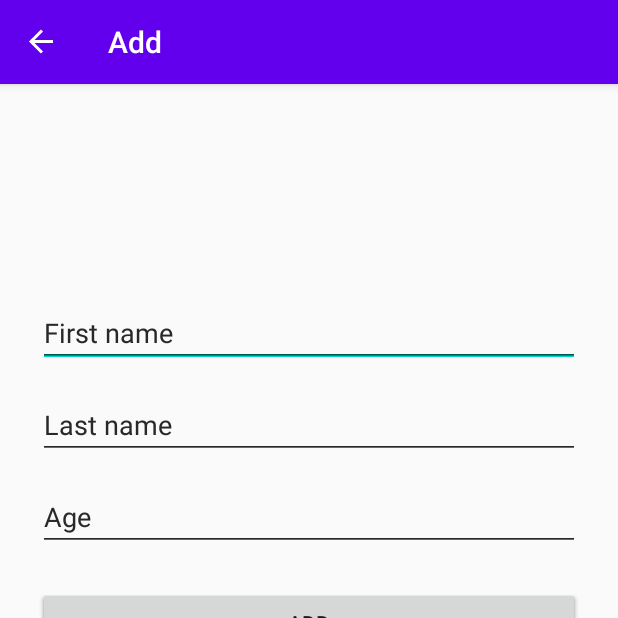
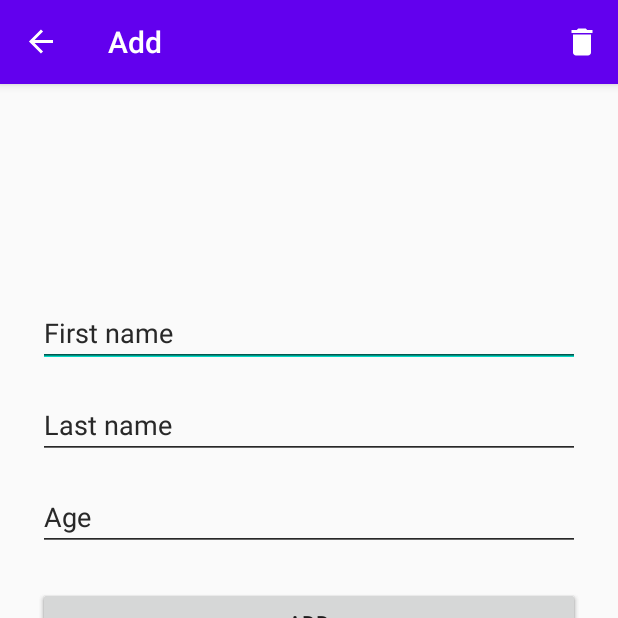
Before and after one commit to AlexXer/Room-CRUD, an Android app: the fragment UpdateFragment placed in its activity, after a tap on an icon or button, on a phone screen of 412 x 824 dp, the top half of it. Run offline under Robolectric (Android 15) with nearby library versions, the phone set to English and light mode, and no system bars; our stand-ins replace Room's generated code, navigation-ui; 4 statements that could not run were skipped.

Commit message:
feat: add delete user and delete all users functions

```diff
--- a/app/src/main/java/com/alexxer/crud/data/UserDao.kt
+++ b/app/src/main/java/com/alexxer/crud/data/UserDao.kt
@@ -10,8 +10,14 @@ interface UserDao {
     @Update
     suspend fun updateUser(user:User)
 
+    @Delete
+    suspend fun deleteUser(user: User)
+
     @Insert(onConflict = OnConflictStrategy.IGNORE)
     suspend fun addUser(user: User)
+
+    @Query("DELETE FROM user_table")
+    suspend fun deleteAllUsers()
 
     @Query("SELECT * FROM user_table ORDER BY id ASC")
     fun readAllUserData():LiveData<List<User>>
--- /dev/null
+++ b/app/src/main/res/drawable/ic_baseline_delete_24.xml
@@ -0,0 +1,5 @@
+<vector android:height="24dp" android:tint="#FFFFFF"
+    android:viewportHeight="24" android:viewportWidth="24"
+    android:width="24dp" xmlns:android="http://schemas.android.com/apk/res/android">
+    <path android:fillColor="@android:color/black" android:pathData="M6,19c0,1.1 0.9,2 2,2h8c1.1,0 2,-0.9 2,-2V7H6v12zM19,4h-3.5l-1,-1h-5l-1,1H5v2h14V4z"/>
+</vector>
--- /dev/null
+++ b/app/src/main/res/menu/delete_menu.xml
@@ -0,0 +1,10 @@
+<?xml version="1.0" encoding="utf-8"?>
+<menu xmlns:android="http://schemas.android.com/apk/res/android"
+    xmlns:app="http://schemas.android.com/apk/res-auto">
+    <item android:id="@+id/menu_delete"
+        android:title="@string/delete"
+        android:icon="@drawable/ic_baseline_delete_24"
+        app:showAsAction="ifRoom"
+        android:iconTint="@android:color/white"
+        />
+</menu>
--- a/app/src/main/res/values/strings.xml
+++ b/app/src/main/res/values/strings.xml
@@ -13,4 +13,5 @@
     <string name="age">Age</string>
     <string name="add">Add</string>
     <string name="update">Update</string>
+    <string name="delete">Delete</string>
 </resources>
```
Also changed, not shown: app/src/main/java/com/alexxer/crud/fragments/list/ListFragment.kt (+36 -3 lines), app/src/main/java/com/alexxer/crud/fragments/update/UpdateFragment.kt (+42 -11 lines), app/src/main/java/com/alexxer/crud/repository/UserRepository.kt (+9 -1 lines), app/src/main/java/com/alexxer/crud/viewModel/UserViewModel.kt (+13 -1 lines).
